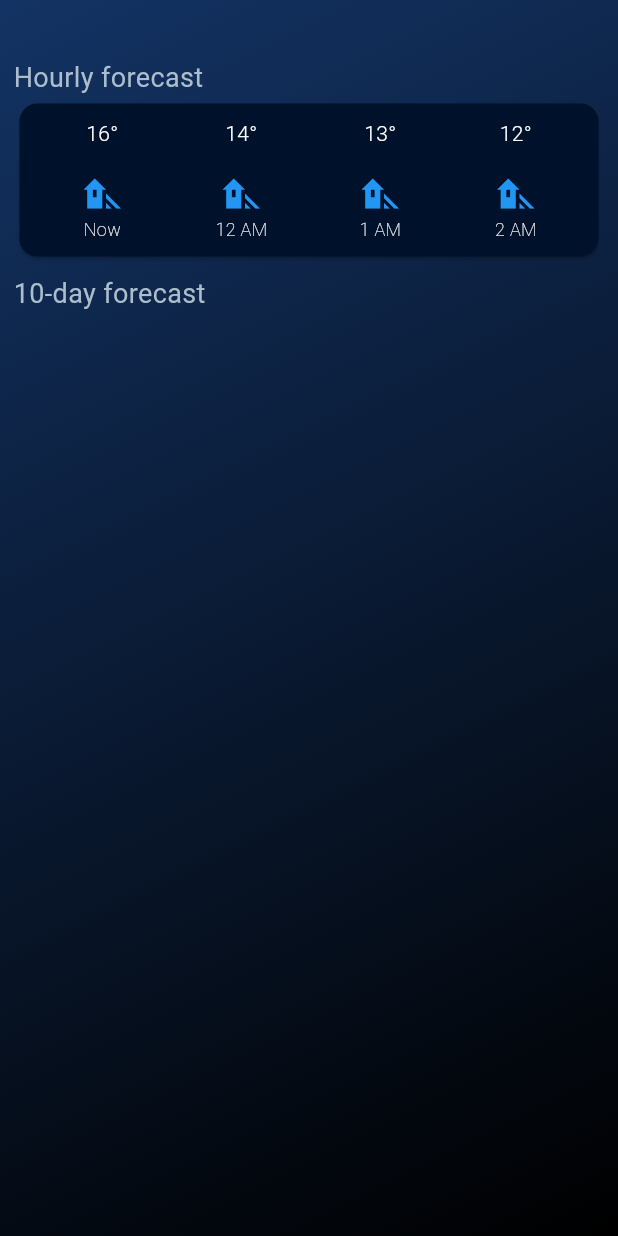
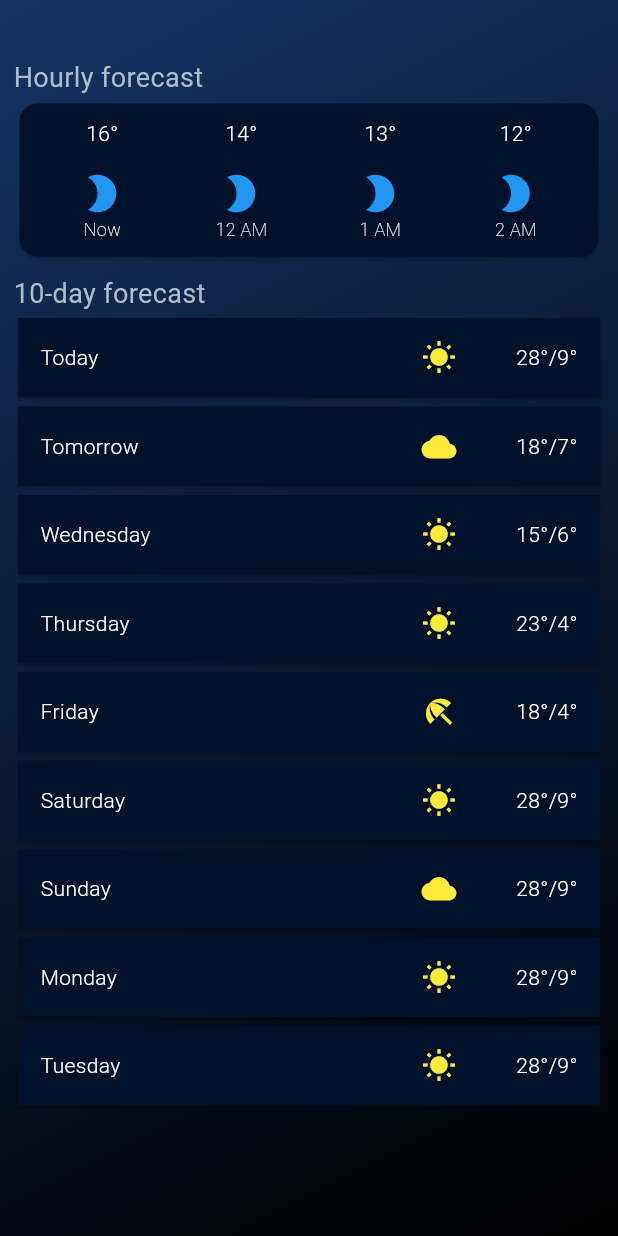
Before and after one commit to XV02/Tarea2Moviles, a Flutter app: the screen it shows after launch, on a phone screen of 412 x 824 dp. Run offline on Flutter 3.47's test engine with Material 3 defaults, Android fonts, the phone set to English and light mode, and no system bars.

Commit message:
feat: Added day cards with toast

```diff
--- a/lib/main.dart
+++ b/lib/main.dart
@@ -23,6 +23,8 @@ class HomePage extends StatelessWidget {
   Widget build(BuildContext context) {
     return Scaffold(
         body: Container(
+      // Make the container full screen
+      width: double.infinity,
       // The background is a gradient from blue to black
       decoration: const BoxDecoration(
           gradient: LinearGradient(
@@ -54,6 +56,7 @@ class HomePage extends StatelessWidget {
               style: TextStyle(
                   color: Color.fromARGB(255, 172, 189, 205), fontSize: 18),
             ),
+            ListView10Days(),
           ],
         ),
       ),
@@ -85,7 +88,7 @@ class TodayCard extends StatelessWidget {
                 height: 15,
               ),
               Icon(
-                Icons.wb_shade,
+                Icons.mode_night,
                 color: Colors.blue,
                 size: 30,
               ),
@@ -109,7 +112,7 @@ class TodayCard extends StatelessWidget {
                 height: 15,
               ),
               Icon(
-                Icons.wb_shade,
+                Icons.mode_night,
                 color: Colors.blue,
                 size: 30,
               ),
@@ -133,7 +136,7 @@ class TodayCard extends StatelessWidget {
                 height: 15,
               ),
               Icon(
-                Icons.wb_shade,
+                Icons.mode_night,
                 color: Colors.blue,
                 size: 30,
               ),
@@ -157,7 +160,7 @@ class TodayCard extends StatelessWidget {
                 height: 15,
               ),
               Icon(
-                Icons.wb_shade,
+                Icons.mode_night,
                 color: Colors.blue,
                 size: 30,
               ),
@@ -175,3 +178,101 @@ class TodayCard extends StatelessWidget {
     );
   }
 }
+
+class ListView10Days extends StatelessWidget {
+  const ListView10Days({
+    super.key,
+  });
+
+  @override
+  Widget build(BuildContext context) {
+    List<List<String>> days = [
+      ['Today', 'Sunny', '28°/9°'],
+      ['Tomorrow', 'Cloudy', '18°/7°'],
+      ['Wednesday', 'Sunny', '15°/6°'],
+      ['Thursday', 'Sunny', '23°/4°'],
+      ['Friday', 'Rainy', '18°/4°'],
+      ['Saturday', 'Sunny', '28°/9°'],
+      ['Sunday', 'Cloudy', '28°/9°'],
+      ['Monday', 'Sunny', '28°/9°'],
+      ['Tuesday', 'Sunny', '28°/9°']
+    ];
+    return ListView.builder(
+      padding: EdgeInsets.zero,
+      scrollDirection: Axis.vertical,
+      shrinkWrap: true,
+      itemCount: 9,
+      itemBuilder: (context, index) {
+        return DayCard(day: days[index]);
+      },
+    );
+  }
+}
+
+class DayCard extends StatelessWidget {
+  final List<String> day;
+
+  const DayCard({
+    super.key,
+    required this.day,
+  });
+
+  @override
+  Widget build(BuildContext context) {
+    return InkWell(
+      onTap: () {
+        // Show a toast message when the card is tapped
+        ScaffoldMessenger.of(context)
+          ..hideCurrentSnackBar()
+          ..showSnackBar(
+            SnackBar(
+              content: Text('Temperature for ${day[0]}: ${day[2]}'),
+            ),
+          );
+      },
+      child: Card(
+        margin: const EdgeInsets.all(3.0),
+        // Corners of the card are square
+        shape: const RoundedRectangleBorder(
+            borderRadius: BorderRadius.all(Radius.circular(0))),
+        color: const Color.fromARGB(255, 0, 17, 43),
+        child: Padding(
+          padding: const EdgeInsets.all(15.0),
+          child: Row(
+            mainAxisAlignment: MainAxisAlignment.spaceBetween,
+            children: [
+              Expanded(
+                child: Text(
+                  day[0],
+                  style: const TextStyle(
+                      color: Colors.white,
+                      fontWeight: FontWeight.w300,
+                      fontSize: 14),
+                ),
+              ),
+              Icon(
+                (day[1] == 'Sunny')
+                    ? Icons.wb_sunny
+                    : (day[1] == 'Cloudy')
+                        ? Icons.wb_cloudy
+                        : Icons.beach_access,
+                color: Colors.yellow,
+                size: 23,
+              ),
+              const SizedBox(
+                width: 40,
+              ),
+              Text(
+                day[2],
+                style: const TextStyle(
+                    color: Colors.white,
+                    fontSize: 14,
+                    fontWeight: FontWeight.w300),
+              )
+            ],
+          ),
+        ),
+      ),
+    );
+  }
+}
```
